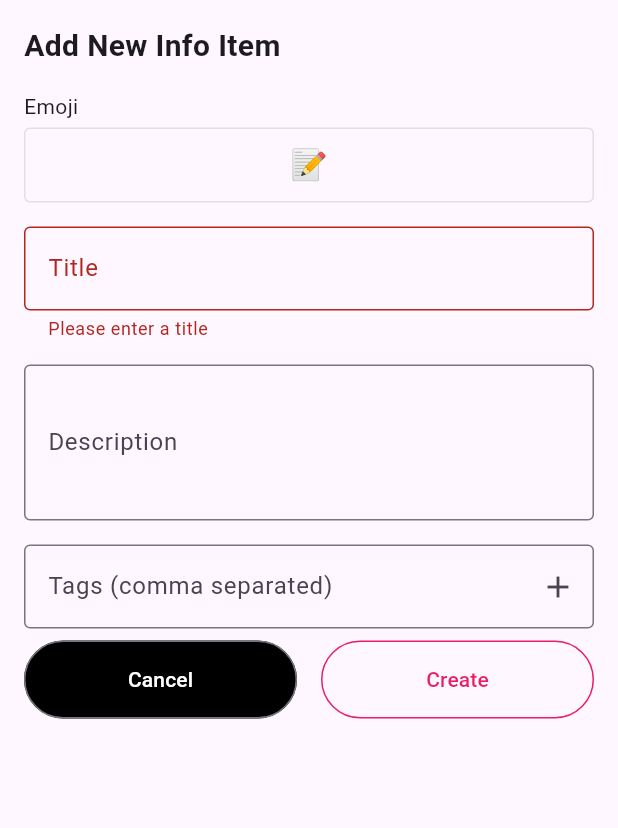
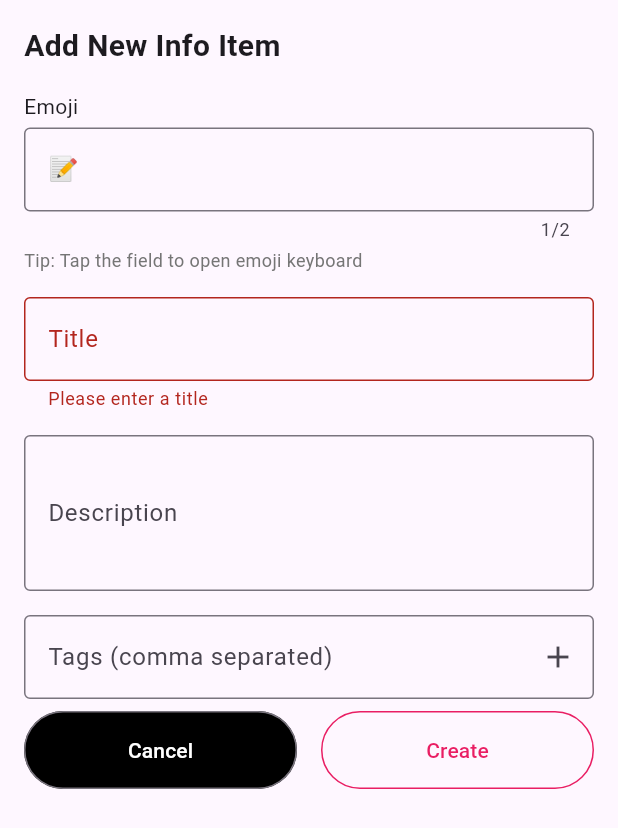
Before and after one commit to munkh-hustle/munuuly, a Flutter app: the AddInfoModal widget shown alone on an empty page, opened directly with empty values, after a tap on "Create", on a phone screen of 412 x 824 dp. Shown: the top 828 px of the screen. Run offline on Flutter 3.47's test engine with Material 3 defaults, Android fonts, the light colour scheme and no system bars.

Commit message:
v1.5 info section item + emoji from keyboard

```diff
--- a/lib/widgets/add_info_modal.dart
+++ b/lib/widgets/add_info_modal.dart
@@ -21,13 +21,16 @@ class AddInfoModal extends StatefulWidget {
   State<AddInfoModal> createState() => _AddInfoModalState();
 }
 
+// In add_info_modal.dart - replace the _showEmojiPicker method and related code
+
 class _AddInfoModalState extends State<AddInfoModal> {
   final _formKey = GlobalKey<FormState>();
   final _titleController = TextEditingController();
   final _descriptionController = TextEditingController();
   final _tagsController = TextEditingController();
+  final _emojiController = TextEditingController(); // Add this controller
   String _selectedEmoji = '📝';
-  List<Link> _selectedLinks = []; // Changed from single Link to List
+  List<Link> _selectedLinks = [];
   List<String> _tags = [];
 
   @override
@@ -37,8 +40,11 @@ class _AddInfoModalState extends State<AddInfoModal> {
       _titleController.text = widget.existingInfoItem!.title;
       _descriptionController.text = widget.existingInfoItem!.description;
       _selectedEmoji = widget.existingInfoItem!.emoji;
-      _selectedLinks = List.from(widget.existingInfoItem!.connectedLinks); // Updated
+      _emojiController.text = widget.existingInfoItem!.emoji; // Initialize emoji controller
+      _selectedLinks = List.from(widget.existingInfoItem!.connectedLinks);
       _tags = List.from(widget.existingInfoItem!.tags);
+    } else {
+      _emojiController.text = _selectedEmoji; // Initialize with default emoji
     }
   }
 
@@ -62,32 +68,38 @@ class _AddInfoModalState extends State<AddInfoModal> {
             key: _formKey,
             child: Column(
               children: [
-                // Emoji Selection
+                // Emoji Selection - Updated to use TextField
                 Column(
                   crossAxisAlignment: CrossAxisAlignment.start,
                   children: [
                     const Text('Emoji'),
                     const SizedBox(height: 4),
-                    GestureDetector(
-                      onTap: _showEmojiPicker,
-                      child: Container(
-                        height: 50,
-                        decoration: BoxDecoration(
-                          border: Border.all(color: Colors.grey.shade300),
-                          borderRadius: BorderRadius.circular(4),
-                        ),
-                        child: Center(
-                          child: Text(
-                            _selectedEmoji,
-                            style: const TextStyle(fontSize: 20),
-                          ),
-                        ),
+                    TextField(
+                      controller: _emojiController,
+                      decoration: const InputDecoration(
+                        hintText: 'Tap to enter emoji...',
+                        border: OutlineInputBorder(),
+                      ),
+                      onChanged: (value) {
+                        setState(() {
+                          _selectedEmoji = value.isNotEmpty ? value : '📝';
+                        });
+                      },
+                      maxLength: 2, // Limit to 1-2 characters for emoji
+                    ),
+                    const SizedBox(height: 4),
+                    Text(
+                      'Tip: Tap the field to open emoji keyboard',
+                      style: TextStyle(
+                        fontSize: 12,
+                        color: Colors.grey.shade600,
                       ),
                     ),
                   ],
                 ),
                 const SizedBox(height: 16),
 
+                // Rest of your existing form fields remain the same...
                 // Title Field
                 TextFormField(
                   controller: _titleController,
@@ -251,6 +263,8 @@ class _AddInfoModalState extends State<AddInfoModal> {
     );
   }
 
+  // Remove the old _showEmojiPicker method and _commonEmojis list
+
   void _addTag() {
     final tag = _tagsController.text.trim();
     if (tag.isNotEmpty && !_tags.contains(tag)) {
@@ -273,16 +287,16 @@ class _AddInfoModalState extends State<AddInfoModal> {
         widget.onInfoUpdated!(
           _titleController.text,
           _descriptionController.text,
-          _selectedEmoji,
-          _selectedLinks, // Updated parameter
+          _selectedEmoji, // This will now use the emoji from the text field
+          _selectedLinks,
           _tags,
         );
       } else if (widget.onInfoAdded != null) {
         widget.onInfoAdded!(
           _titleController.text,
           _descriptionController.text,
-          _selectedEmoji,
-          _selectedLinks, // Updated parameter
+          _selectedEmoji, // This will now use the emoji from the text field
+          _selectedLinks,
           _tags,
         );
       }
@@ -290,53 +304,9 @@ class _AddInfoModalState extends State<AddInfoModal> {
     }
   }
 
-  void _showEmojiPicker() {
-    showDialog(
-      context: context,
-      builder: (context) => AlertDialog(
-        title: const Text('Choose Emoji'),
-        content: SizedBox(
-          width: double.maxFinite,
-          child: GridView.builder(
-            shrinkWrap: true,
-            gridDelegate: const SliverGridDelegateWithFixedCrossAxisCount(
-              crossAxisCount: 6,
-              crossAxisSpacing: 8,
-              mainAxisSpacing: 8,
-            ),
-            itemCount: _commonEmojis.length,
-            itemBuilder: (context, index) {
-              return GestureDetector(
-                onTap: () {
-                  setState(() {
-                    _selectedEmoji = _commonEmojis[index];
-                  });
-                  Navigator.of(context).pop();
-                },
-                child: Container(
-                  decoration: BoxDecoration(
-                    borderRadius: BorderRadius.circular(8),
-                    color: Colors.grey.shade100,
-                  ),
-                  child: Center(
-                    child: Text(
-                      _commonEmojis[index],
-                      style: const TextStyle(fontSize: 20),
-                    ),
-                  ),
-                ),
-              );
-            },
-          ),
-        ),
-      ),
-    );
+  @override
+  void dispose() {
+    _emojiController.dispose(); // Don't forget to dispose the controller
+    super.dispose();
   }
-
-  final List<String> _commonEmojis = [
-    '📝', '📚', '📖', '🎯', '⏰', '📅',
-    '🔗', '🔐', '📎', '📋', '📁', '📂',
-    '💡', '⭐', '🎓', '📊', '📈', '📉',
-    '🔄', '✅', '❌', '⚠️', '🔔', '🎉',
-  ];
 }
```
